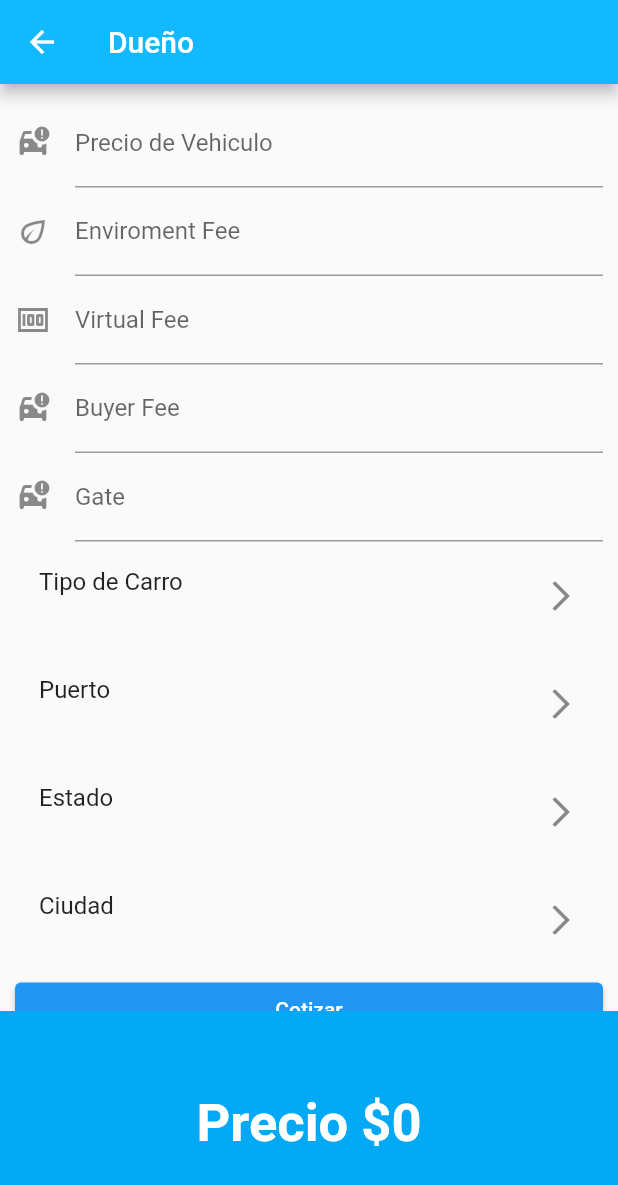
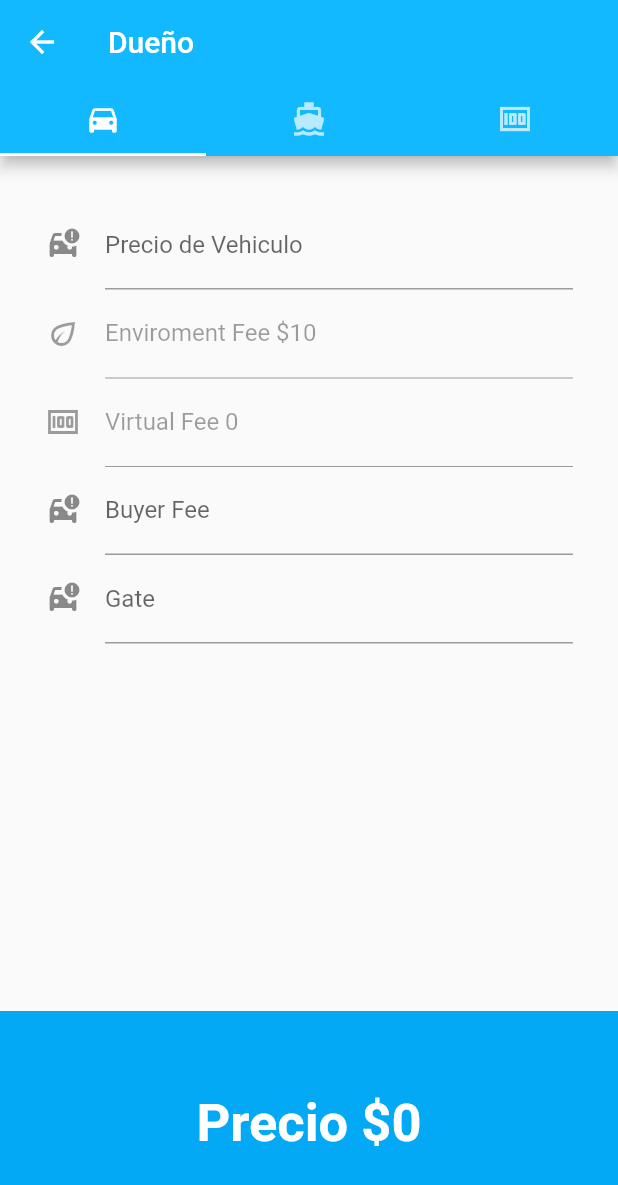
Before and after one commit to ScarKest/BuyCarApp, a Flutter app: the OwnerScreen screen opened by its route, on a phone screen of 412 x 824 dp. Shown: the top 1185 px of the screen. Run offline on Flutter 3.47's test engine with Material 2 defaults, Android fonts, the light colour scheme and no system bars; our stand-ins replace bloc, cloud_firestore, firebase_core, pin_code_fields; accounts and stored records are empty.

Commit message:
Pod updates

```diff
--- a/lib/presentation/owner/owner_screen.dart
+++ b/lib/presentation/owner/owner_screen.dart
@@ -1,11 +1,5 @@
-// ignore_for_file: use_build_context_synchronously
-import 'package:buycar/data/datasource/local_datasource.dart';
-import 'package:buycar/domain/barco.dart';
-import 'package:buycar/domain/city.dart';
-import 'package:buycar/domain/port.dart';
-import 'package:buycar/domain/state.dart';
 import 'package:buycar/presentation/widgets/invoice_widget.dart';
-import 'package:buycar/presentation/widgets/list_tile_custom.dart';
+import 'package:buycar/presentation/widgets/ship_widget.dart';
 import 'package:flutter/material.dart';
 
 class OwnerScreen extends StatefulWidget {
@@ -16,108 +10,37 @@ class OwnerScreen extends StatefulWidget {
 }
 
 class _OwnerScreenState extends State<OwnerScreen> {
-  //Variables para obtener los datos
-  Ship ship = Ship(tipo: '', precio: 0);
-  Port port = Port(puerto: '');
-  UsaState state = UsaState(estado: '');
-  List<UsaState> states = [];
-  List<City> cities = [];
-  City city = City(ciudad: '', precio: 0);
-
   //Variables para calcular
-  int? total = 0;
-
-  Future<List<UsaState>> _getState(String port) {
-    setState(() {});
-    return getStates(port);
-  }
-
-  Future<List<City>> _getCities(String port, String state) {
-    setState(() {});
-    return getCities(port, state);
-  }
+  final _total = 0;
+  int invoicePrice = 0;
+  int shipPrice = 0;
+  int guatemalaPrice = 0;
 
   @override
   Widget build(BuildContext context) {
     final user = ModalRoute.of(context)!.settings.arguments;
-    return Scaffold(
-      appBar: AppBar(
-        title: const Text('Dueño'),
+    return DefaultTabController(
+      length: 3,
+      child: Scaffold(
+        appBar: AppBar(
+          title: const Text('Dueño'),
+          bottom: const TabBar(
+            tabs: [
+              Tab(icon: Icon(Icons.directions_car)),
+              Tab(icon: Icon(Icons.directions_boat)),
+              Tab(icon: Icon(Icons.money)),
+            ],
+          ),
+        ),
+        body: TabBarView(
+          children: [
+            InvoiceWidget(user: user.toString()),
+            ShipWidget(user: user.toString()),
+            const Icon(Icons.directions_bike),
+          ],
+        ),
+        bottomSheet: _customBottomSheet(),
       ),
-      body: _body(user.toString()),
-      bottomSheet: _customBottomSheet(),
-    );
-  }
-
-  Widget _body(String user) {
-    return ListView(
-      padding: const EdgeInsets.all(10),
-      children: [
-        InvoiceWidget(user: user),
-        ListTileCustom(
-          title: 'Tipo de Carro',
-          onTap: () => Navigator.pushNamed(context, '/ships').then(
-            (value) => setState(() => ship = value! as Ship),
-          ),
-          subTitle: ship.tipo,
-        ),
-        ListTileCustom(
-          title: 'Puerto',
-          onTap: () => Navigator.pushNamed(context, '/ports').then(
-            (value) => setState(() => port = value! as Port),
-          ),
-          subTitle: port.puerto,
-        ),
-        ListTileCustom(
-          title: 'Estado',
-          onTap: () async {
-            if (port.puerto.isNotEmpty) {
-              states = await _getState(port.puerto.toLowerCase());
-              await Navigator.pushNamed(context, '/states', arguments: states)
-                  .then(
-                (value) => setState(() => state = value! as UsaState),
-              );
-            } else {
-              ScaffoldMessenger.of(context).showSnackBar(
-                const SnackBar(content: Text('Seleccione un puerto primero')),
-              );
-            }
-          },
-          subTitle: state.estado,
-        ),
-        ListTileCustom(
-          title: 'Ciudad',
-          onTap: () async {
-            if (state.estado.isNotEmpty) {
-              cities =
-                  await _getCities(port.puerto.toLowerCase(), state.estado);
-              await Navigator.pushNamed(
-                context,
-                '/cities',
-                arguments: {
-                  'Cities': cities,
-                  'User': user,
-                },
-              ).then(
-                (value) => setState(() => city = value! as City),
-              );
-            } else {
-              ScaffoldMessenger.of(context).showSnackBar(
-                const SnackBar(
-                  content: Text('Seleccione un estado primero'),
-                ),
-              );
-            }
-          },
-          subTitle: city.ciudad,
-        ),
-        ElevatedButton(
-          onPressed: () => setState(
-            () => total = ship.precio + city.precio,
-          ),
-          child: const Text('Cotizar'),
-        ),
-      ],
     );
   }
 
@@ -128,7 +51,7 @@ class _OwnerScreenState extends State<OwnerScreen> {
       height: 150,
       color: Colors.lightBlue,
       child: Text(
-        'Precio \$$total',
+        'Precio \$$_total',
         style: const TextStyle(
           fontSize: 35,
           color: Colors.white,
@@ -137,40 +60,4 @@ class _OwnerScreenState extends State<OwnerScreen> {
       ),
     );
   }
-
-  List<Widget> invoiceCopart() {
-    return [
-      const TextField(
-        decoration: InputDecoration(
-          icon: Icon(Icons.car_crash),
-          label: Text('Precio de Vehiculo'),
-          // hintText: 'Solo',
-        ),
-      ),
-      const TextField(
-        decoration: InputDecoration(
-          icon: Icon(Icons.eco_outlined),
-          label: Text('Enviroment Fee'),
-          hintText: r'$10',
-        ),
-        readOnly: true,
-      ),
-      const TextField(
-        decoration: InputDecoration(
-          icon: Icon(Icons.money),
-          label: Text('Virtual Fee'),
-          hintText: r'$10',
-        ),
-        readOnly: true,
-      ),
-      const TextField(
-        decoration: InputDecoration(
-          icon: Icon(Icons.car_crash),
-          label: Text('Buyer Fee'),
-          hintText: r'$10',
-        ),
-        readOnly: true,
-      ),
-    ];
-  }
 }
--- a/lib/presentation/widgets/invoice_widget.dart
+++ b/lib/presentation/widgets/invoice_widget.dart
@@ -17,7 +17,9 @@ class _InvoiceWidgetState extends State<InvoiceWidget> {
 
   @override
   Widget build(BuildContext context) {
-    return Column(
+    return Padding(
+      padding: const EdgeInsets.all(30),
+      child: Column(
         children: [
           TextField(
             decoration: const InputDecoration(
@@ -34,18 +36,16 @@ class _InvoiceWidgetState extends State<InvoiceWidget> {
           const TextField(
             decoration: InputDecoration(
               icon: Icon(Icons.eco_outlined),
-            label: Text('Enviroment Fee'),
-            hintText: r'$10',
+              label: Text(r'Enviroment Fee $10'),
             ),
-          readOnly: true,
+            enabled: false,
           ),
           TextField(
             decoration: InputDecoration(
               icon: const Icon(Icons.money),
-            label: const Text('Virtual Fee'),
-            hintText: virtualFee.toString(),
+              label: Text('Virtual Fee ${virtualFee.toString()}'),
             ),
-          readOnly: true,
+            enabled: false,
           ),
           TextField(
             decoration: InputDecoration(
@@ -64,6 +64,7 @@ class _InvoiceWidgetState extends State<InvoiceWidget> {
             readOnly: true,
           ),
         ],
+      ),
     );
   }
 }
--- a/lib/utils/calculate_taxes.dart
+++ b/lib/utils/calculate_taxes.dart
@@ -1,5 +1,4 @@
 // ignore_for_file: invariant_booleans
-
 int calculateBuyerFee(String user, int price) => (user == 'Owner')
     ? calculateBuyerFeeOwner(price)
     : calculateBuyerFeeClient(price);
```
Also changed, not shown: lib/presentation/widgets/ship_widget.dart (added, +119 -0 lines), assets/images/client (1).png (deleted), pubspec.lock, 2 other files. Lines whose indentation alone changed are shown as unchanged.
